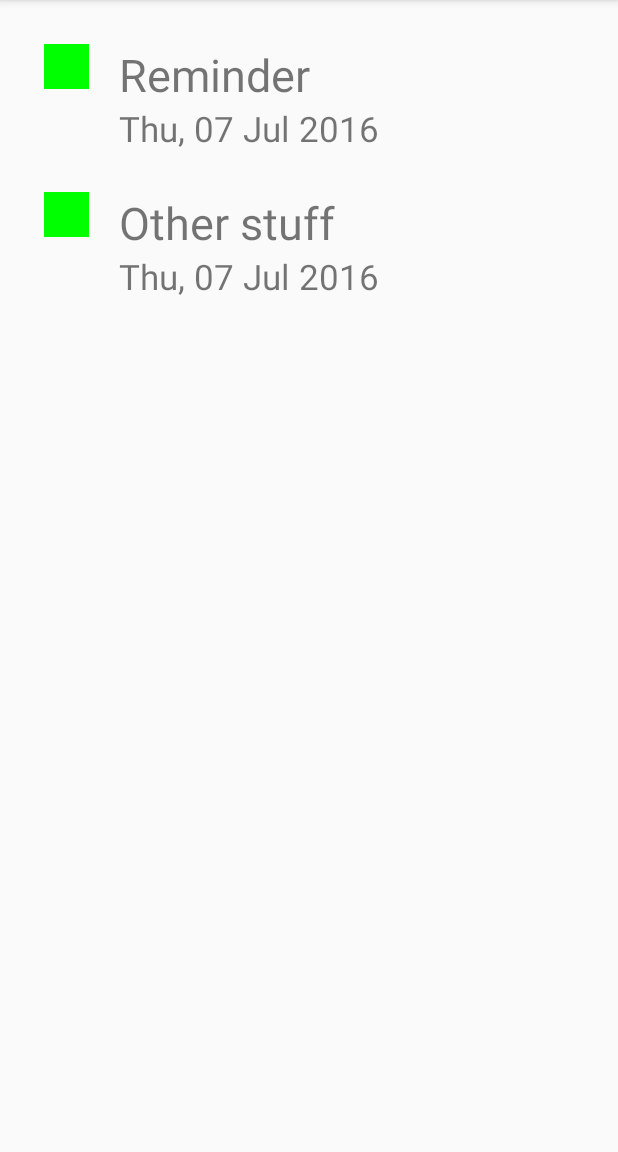
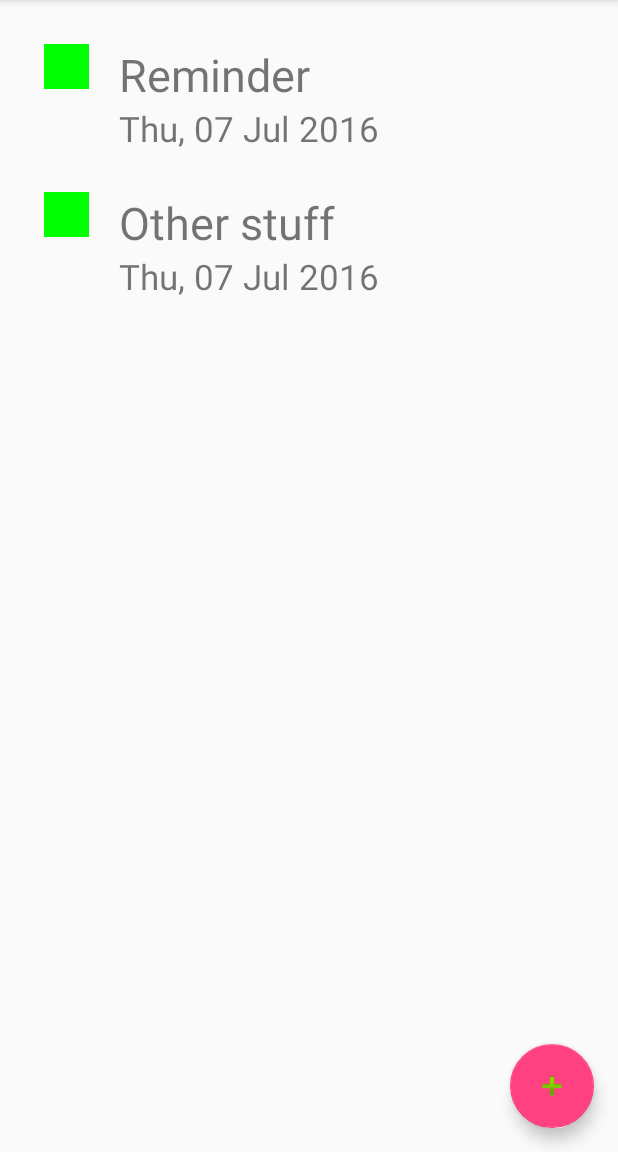
Before and after one commit to jae-anonas/ToDo-App-Android, an Android app: the screen it shows after launch (MainActivity), on a phone screen of 412 x 824 dp, the part 84-1236 px from its top. Run offline under Robolectric (Android 15) with nearby library versions, the phone set to English and light mode, and no system bars.

Commit message:
add button for adding to list of to-do lists

```diff
--- a/app/src/main/java/com/example/roosevelt/todo_app_android/MainActivity.java
+++ b/app/src/main/java/com/example/roosevelt/todo_app_android/MainActivity.java
@@ -1,20 +1,30 @@
 package com.example.roosevelt.todo_app_android;
 
+import android.content.DialogInterface;
+import android.support.design.widget.FloatingActionButton;
+import android.support.design.widget.Snackbar;
+import android.support.v7.app.AlertDialog;
 import android.support.v7.app.AppCompatActivity;
 import android.os.Bundle;
 import android.support.v7.widget.LinearLayoutManager;
 import android.support.v7.widget.RecyclerView;
+import android.view.LayoutInflater;
+import android.view.View;
+import android.widget.EditText;
+import android.widget.TextView;
 
 import java.util.LinkedList;
 import java.util.List;
 
 public class MainActivity extends AppCompatActivity {
     RecyclerView mRecyclerView;
+    ToDoListRecyclerViewAdapter adapter;
+    List<ToDoList> toDoLists;
 
     @Override
     protected void onCreate(Bundle savedInstanceState) {
         super.onCreate(savedInstanceState);
-        setContentView(R.layout.activity_main);
+        setContentView(R.layout.activity_main_wrapper);
 
         //Initialize data
         ToDoData data = ToDoData.getInstance();
@@ -23,18 +33,46 @@ public class MainActivity extends AppCompatActivity {
         LinearLayoutManager layoutManager = new LinearLayoutManager(this,LinearLayoutManager.VERTICAL,false);
         mRecyclerView.setLayoutManager(layoutManager);
 
-        List<ToDoList> toDoLists = new LinkedList<>();
-        toDoLists.add(new ToDoList("To do list 1"));
-        toDoLists.add(new ToDoList("To do list 2"));
-        toDoLists.add(new ToDoList("To do list 3"));
-        toDoLists.add(new ToDoList("To do list 4"));
-        toDoLists.add(new ToDoList("To do list 5"));
-        toDoLists.add(new ToDoList("To do list 6"));
+        toDoLists = data.mToDoLists;
 
-        List<ToDoList> toDoLists2 = data.mToDoLists;
-
-        ToDoListRecyclerViewAdapter adapter = new ToDoListRecyclerViewAdapter(toDoLists2);
+        adapter = new ToDoListRecyclerViewAdapter(toDoLists);
         mRecyclerView.setAdapter(adapter);
 
+
+
+        FloatingActionButton fab = (FloatingActionButton) findViewById(R.id.fab);
+        fab.setOnClickListener(new View.OnClickListener() {
+            @Override
+            public void onClick(View view) {
+                Snackbar.make(view, "Replace with your own action", Snackbar.LENGTH_LONG)
+                        .setAction("Action", null).show();
+                //insert code for adding ToDoList
+                getUserInput().show();
+            }
+        });
+
+    }
+
+    private AlertDialog getUserInput(){
+        AlertDialog.Builder builder = new AlertDialog.Builder(MainActivity.this);
+        LayoutInflater inflater = MainActivity.this.getLayoutInflater();
+        View v = inflater.inflate(R.layout.dialog_get_title_layout, null);
+        final EditText userInput = (EditText) v.findViewById(R.id.listname);
+        builder.setView(v)
+                .setPositiveButton("ADD", new DialogInterface.OnClickListener() {
+                    @Override
+                    public void onClick(DialogInterface dialogInterface, int i) {
+                        //code for adding to ToDoList
+                        toDoLists.add(new ToDoList(userInput.getText().toString()));
+                        adapter.notifyDataSetChanged();
+                    }
+                })
+                .setNegativeButton("CANCEL", new DialogInterface.OnClickListener() {
+                    @Override
+                    public void onClick(DialogInterface dialogInterface, int i) {
+                        dialogInterface.cancel();
+                    }
+                });
+        return builder.create();
     }
 }
--- a/app/src/main/java/com/example/roosevelt/todo_app_android/ToDoListRecyclerViewAdapter.java
+++ b/app/src/main/java/com/example/roosevelt/todo_app_android/ToDoListRecyclerViewAdapter.java
@@ -5,6 +5,7 @@ import android.support.v7.widget.RecyclerView;
 import android.view.LayoutInflater;
 import android.view.View;
 import android.view.ViewGroup;
+import android.widget.Toast;
 
 import java.util.List;
 
@@ -42,6 +43,8 @@ public class ToDoListRecyclerViewAdapter extends RecyclerView.Adapter<ToDoListVi
                 Intent intent = new Intent(view.getContext(), ToDoItemsPage.class);
                 intent.putExtra("date", toDoList.getDateAsString());
                 view.getContext().startActivity(intent);
+
+                Toast.makeText(view.getContext(), String.valueOf(toDoList.getDateAsLong()), Toast.LENGTH_SHORT).show();
             }
         });
 
--- /dev/null
+++ b/app/src/main/res/layout/activity_main_wrapper.xml
@@ -0,0 +1,21 @@
+<?xml version="1.0" encoding="utf-8"?>
+<android.support.design.widget.CoordinatorLayout xmlns:android="http://schemas.android.com/apk/res/android"
+    xmlns:app="http://schemas.android.com/apk/res-auto"
+    xmlns:tools="http://schemas.android.com/tools"
+    android:layout_width="match_parent"
+    android:layout_height="match_parent"
+    android:fitsSystemWindows="true"
+    tools:context="com.example.roosevelt.todo_app_android.MainActivity">
+
+
+    <include layout="@layout/activity_main" />
+
+    <android.support.design.widget.FloatingActionButton
+        android:id="@+id/fab"
+        android:layout_width="wrap_content"
+        android:layout_height="wrap_content"
+        android:layout_gravity="bottom|end"
+        android:layout_margin="@dimen/fab_margin"
+        android:src="@android:drawable/ic_input_add" />
+
+</android.support.design.widget.CoordinatorLayout>
```
Also changed, not shown: app/src/main/res/layout/dialog_get_title_layout.xml (added, +15 -0 lines).
